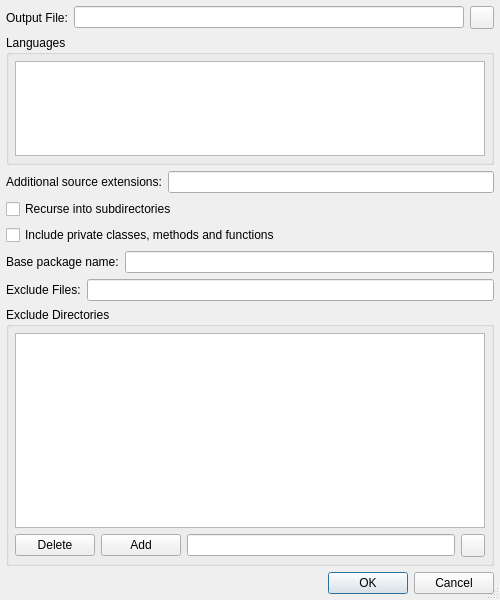
Qt form Plugins/DocumentationPlugins/Ericapi/EricapiConfigDialog.ui (testmana2/test) before a commit.
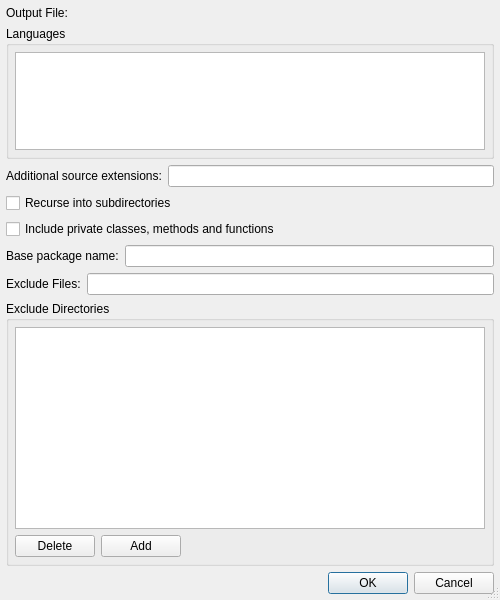
The same form after that commit. Custom widgets are drawn as their Qt base class.

Commit message: Modified more dialogs to use the path picker widgets.

What changed in the file:
```diff
--- a/Plugins/DocumentationPlugins/Ericapi/EricapiConfigDialog.ui
+++ b/Plugins/DocumentationPlugins/Ericapi/EricapiConfigDialog.ui
@@ -18,26 +18,22 @@
   </property>
   <layout class="QVBoxLayout" name="verticalLayout_2">
    <item>
-    <layout class="QGridLayout">
-     <item row="0" column="1">
-      <widget class="QLineEdit" name="outputFileEdit">
-       <property name="toolTip">
-        <string>Enter an output filename</string>
-       </property>
-       <property name="whatsThis">
-        <string>&lt;b&gt;Output Filename&lt;/b&gt;&lt;p&gt;Enter the filename of the output file. A '%L' placeholder is replaced by the language of the API file.&lt;/p&gt;</string>
-       </property>
-      </widget>
-     </item>
-     <item row="0" column="0">
+    <layout class="QHBoxLayout" name="horizontalLayout">
+     <item>
       <widget class="QLabel" name="TextLabel6">
        <property name="text">
         <string>Output File:</string>
        </property>
       </widget>
      </item>
-     <item row="0" column="2">
-      <widget class="QToolButton" name="outputFileButton">
+     <item>
+      <widget class="E5PathPicker" name="outputFilePicker" native="true">
+       <property name="sizePolicy">
+        <sizepolicy hsizetype="Expanding" vsizetype="Preferred">
+         <horstretch>0</horstretch>
+         <verstretch>0</verstretch>
+        </sizepolicy>
+       </property>
        <property name="focusPolicy">
         <enum>Qt::NoFocus</enum>
        </property>
@@ -178,21 +174,11 @@
      <property name="title">
       <string>Exclude Directories</string>
      </property>
-     <layout class="QGridLayout">
-      <item row="1" column="2">
-       <widget class="QLineEdit" name="ignoreDirEdit">
+     <layout class="QGridLayout" name="gridLayout">
+      <item row="0" column="0" colspan="3">
+       <widget class="QListWidget" name="ignoreDirsList">
         <property name="toolTip">
-         <string>Enter a directory basename to be ignored</string>
-        </property>
-       </widget>
-      </item>
-      <item row="1" column="1">
-       <widget class="QPushButton" name="addButton">
-        <property name="toolTip">
-         <string>Press to add the entered directory to the list</string>
-        </property>
-        <property name="text">
-         <string>Add</string>
+         <string>List of directory basenames to be ignored</string>
         </property>
        </widget>
       </item>
@@ -206,15 +192,24 @@
         </property>
        </widget>
       </item>
-      <item row="0" column="0" colspan="4">
-       <widget class="QListWidget" name="ignoreDirsList">
+      <item row="1" column="1">
+       <widget class="QPushButton" name="addButton">
         <property name="toolTip">
-         <string>List of directory basenames to be ignored</string>
+         <string>Press to add the entered directory to the list</string>
+        </property>
+        <property name="text">
+         <string>Add</string>
         </property>
        </widget>
       </item>
-      <item row="1" column="3">
-       <widget class="QToolButton" name="ignoreDirButton">
+      <item row="1" column="2">
+       <widget class="E5PathPicker" name="ignoreDirPicker" native="true">
+        <property name="sizePolicy">
+         <sizepolicy hsizetype="Expanding" vsizetype="Preferred">
+          <horstretch>0</horstretch>
+          <verstretch>0</verstretch>
+         </sizepolicy>
+        </property>
         <property name="focusPolicy">
          <enum>Qt::NoFocus</enum>
         </property>
@@ -240,6 +235,14 @@
  </widget>
  <layoutdefault spacing="6" margin="6"/>
  <pixmapfunction>qPixmapFromMimeSource</pixmapfunction>
+ <customwidgets>
+  <customwidget>
+   <class>E5PathPicker</class>
+   <extends>QWidget</extends>
+   <header>E5Gui/E5PathPicker.h</header>
+   <container>1</container>
+  </customwidget>
+ </customwidgets>
  <tabstops>
   <tabstop>outputFileEdit</tabstop>
   <tabstop>languagesList</tabstop>
```
Left out of the diff: 16 changed lines with no effect on the pictures. The commit also changes 22 other files.
